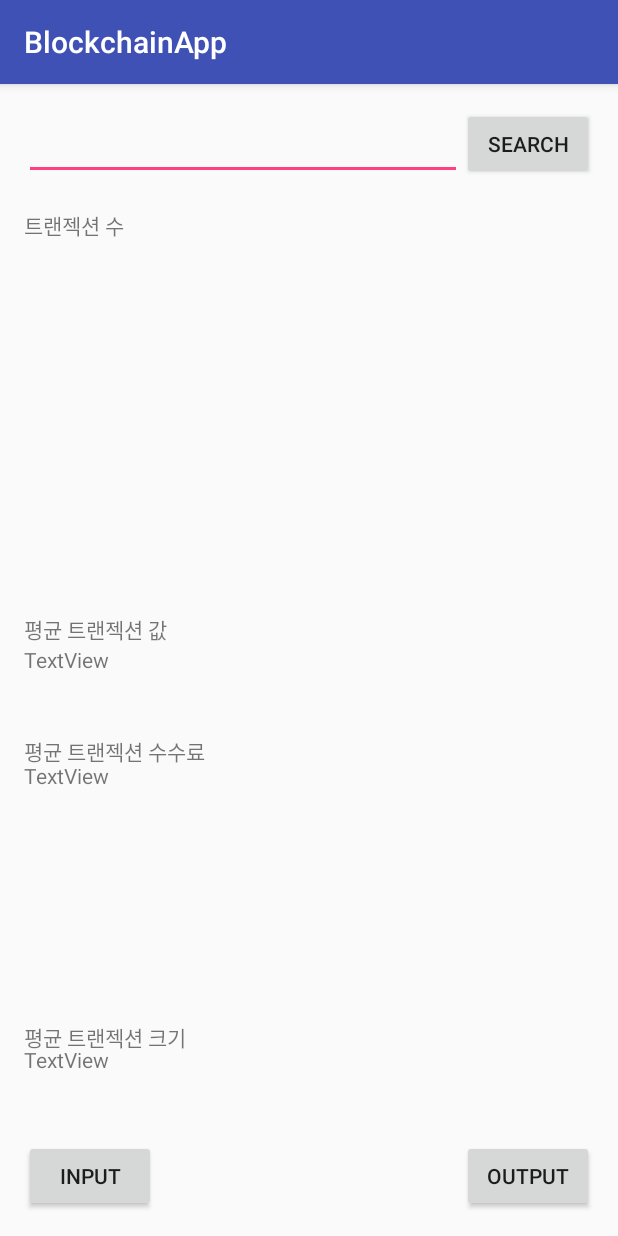
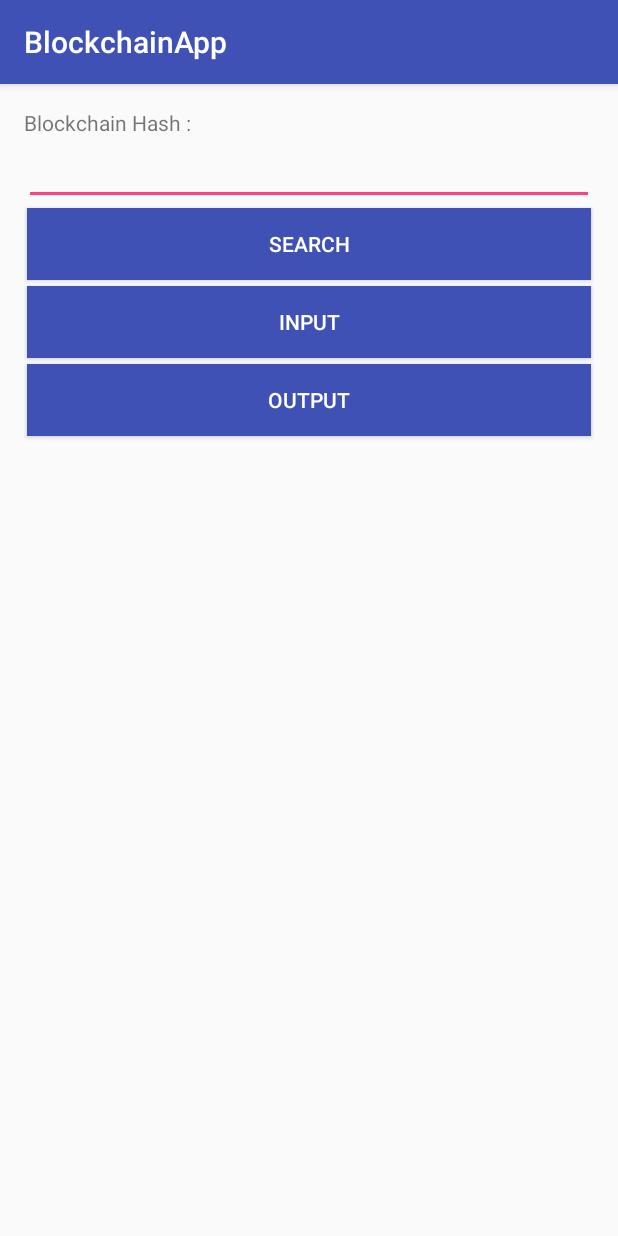
Before and after one commit to Jees7/IO-Homework, an Android app: the screen it shows after launch (MainActivity), on a phone screen of 412 x 824 dp. Run offline under Robolectric (Android 15) with nearby library versions, the phone set to English and light mode, and no system bars; our stand-ins replace Volley.

Commit message:
Change layout design for activity_main.xml

```diff
--- a/app/src/main/java/com/io/jees/blockchainapp/MainActivity.java
+++ b/app/src/main/java/com/io/jees/blockchainapp/MainActivity.java
@@ -24,14 +24,17 @@ import java.util.List;
 public class MainActivity extends AppCompatActivity {
     public static final String TAG = "MainActivity";
 
-    public  static final String urlSingleBlock = "https://blockchain.info/ko/rawblock/";                        // https://blockchain.info/ko/rawblock/$block_hash
-    public  static final String urlSingleTransaction = "https://blockchain.info/ko/rawtx/";                     // https://blockchain.info/ko/rawtx/$tx_hash
+    public static final String urlSingleBlock = "https://blockchain.info/ko/rawblock/";                        // https://blockchain.info/ko/rawblock/$block_hash
+    public static final String urlSingleTransaction = "https://blockchain.info/ko/rawtx/";                     // https://blockchain.info/ko/rawtx/$tx_hash
+
+    private static final int NONE = 0;
+    private static final int INPUT = 1;
+    private static final int OUTPUT = 2;
 
     Button.OnClickListener mClickListenerSearch = new View.OnClickListener() {
         @Override
         public void onClick(View v) {
-
-            // get string of hash
+            // Get string of hash
             EditText hashText = (EditText) findViewById(R.id.et_hash);
             String hash = hashText.getText().toString();
 
--- a/app/src/main/res/layout/activity_main.xml
+++ b/app/src/main/res/layout/activity_main.xml
@@ -1,135 +1,52 @@
 <?xml version="1.0" encoding="utf-8"?>
-<RelativeLayout xmlns:android="http://schemas.android.com/apk/res/android"
+<LinearLayout xmlns:android="http://schemas.android.com/apk/res/android"
     xmlns:tools="http://schemas.android.com/tools"
     android:id="@+id/activity_main"
     android:layout_width="match_parent"
     android:layout_height="match_parent"
+    android:orientation="vertical"
     android:paddingBottom="@dimen/activity_vertical_margin"
     android:paddingLeft="@dimen/activity_horizontal_margin"
     android:paddingRight="@dimen/activity_horizontal_margin"
     android:paddingTop="@dimen/activity_vertical_margin"
     tools:context="com.io.jees.blockchainapp.MainActivity">
 
+    <TextView
+        android:layout_width="wrap_content"
+        android:layout_height="wrap_content"
+        android:text="@string/blockchain_hash" />
+
     <EditText
         android:id="@+id/et_hash"
-        android:layout_width="wrap_content"
+        android:layout_width="match_parent"
         android:layout_height="wrap_content"
-        android:layout_alignBottom="@+id/btn_search"
-        android:layout_alignParentLeft="true"
-        android:layout_alignParentStart="true"
-        android:layout_alignParentTop="true"
-        android:layout_toLeftOf="@+id/btn_search"
-        android:layout_toStartOf="@+id/btn_search"
         android:inputType="text"
         android:text="" />
 
     <Button
         android:id="@+id/btn_search"
-        android:layout_width="wrap_content"
-        android:layout_height="wrap_content"
-        android:layout_alignParentEnd="true"
-        android:layout_alignParentRight="true"
-        android:layout_alignParentTop="true"
-        android:text="@string/search" />
-
-
-    <TextView
-        android:id="@+id/static_tv_ntx"
-        android:layout_width="wrap_content"
-        android:layout_height="wrap_content"
-        android:layout_alignParentLeft="true"
-        android:layout_alignParentStart="true"
-        android:layout_below="@+id/et_hash"
-        android:layout_marginTop="19dp"
-        android:text="트랜젝션 수" />
-
-    <TextView
-        android:id="@+id/tv_ntx"
         android:layout_width="match_parent"
         android:layout_height="wrap_content"
-        android:layout_alignParentLeft="true"
-        android:layout_alignParentStart="true"
-        android:layout_below="@+id/static_tv_ntx"
-        android:text="" />
-
-    <TextView
-        android:id="@+id/avg_tx_fee"
-        android:layout_width="match_parent"
-        android:layout_height="wrap_content"
-        android:layout_alignParentEnd="true"
-        android:layout_alignParentLeft="true"
-        android:layout_alignParentRight="true"
-        android:layout_alignParentStart="true"
-        android:layout_centerVertical="true"
-        android:text="TextView" />
-
-    <TextView
-        android:id="@+id/static_tv_avg_value"
-        android:layout_width="wrap_content"
-        android:layout_height="wrap_content"
-        android:layout_above="@+id/avg_tx_fee"
-        android:layout_alignParentLeft="true"
-        android:layout_alignParentStart="true"
-        android:text="평균 트랜젝션 값" />
-
-    <TextView
-        android:id="@+id/static_tv_avg_size"
-        android:layout_width="wrap_content"
-        android:layout_height="wrap_content"
-        android:layout_alignBottom="@+id/tv_avg_tx_value"
-        android:layout_alignParentLeft="true"
-        android:layout_alignParentStart="true"
-        android:layout_marginBottom="14dp"
-        android:text="평균 트랜젝션 크기" />
-
-    <TextView
-        android:id="@+id/static_tv_avg_fee"
-        android:layout_width="wrap_content"
-        android:layout_height="wrap_content"
-        android:layout_alignBottom="@+id/tv_avg_size"
-        android:layout_alignParentLeft="true"
-        android:layout_alignParentStart="true"
-        android:layout_marginBottom="15dp"
-        android:text="평균 트랜젝션 수수료" />
+        android:layout_margin="2dp"
+        android:background="@color/colorPrimary"
+        android:text="@string/search"
+        android:textColor="@android:color/background_light" />
 
     <Button
         android:id="@+id/btn_input"
-        android:layout_width="wrap_content"
+        android:layout_width="match_parent"
         android:layout_height="wrap_content"
-        android:layout_alignParentBottom="true"
-        android:layout_alignParentLeft="true"
-        android:layout_alignParentStart="true"
-        android:text="Input" />
+        android:layout_margin="2dp"
+        android:background="@color/colorPrimary"
+        android:text="@string/input"
+        android:textColor="@android:color/background_light" />
 
     <Button
         android:id="@+id/btn_output"
-        android:layout_width="wrap_content"
-        android:layout_height="wrap_content"
-        android:layout_alignParentBottom="true"
-        android:layout_alignParentEnd="true"
-        android:layout_alignParentRight="true"
-        android:text="OUTPUT" />
-
-
-    <TextView
-        android:id="@+id/tv_avg_size"
         android:layout_width="match_parent"
         android:layout_height="wrap_content"
-        android:layout_alignParentLeft="true"
-        android:layout_alignParentStart="true"
-        android:layout_below="@+id/avg_tx_fee"
-        android:layout_marginTop="58dp"
-        android:text="TextView" />
-
-    <TextView
-        android:id="@+id/tv_avg_tx_value"
-        android:layout_width="match_parent"
-        android:layout_height="wrap_content"
-        android:layout_above="@+id/btn_input"
-        android:layout_alignParentLeft="true"
-        android:layout_alignParentStart="true"
-        android:layout_marginBottom="44dp"
-        android:text="TextView" />
-
-
-</RelativeLayout>
+        android:layout_margin="2dp"
+        android:background="@color/colorPrimary"
+        android:text="@string/output"
+        android:textColor="@android:color/background_light" />
+</LinearLayout>
--- a/app/src/main/res/values/strings.xml
+++ b/app/src/main/res/values/strings.xml
@@ -1,4 +1,7 @@
 <resources>
     <string name="app_name">BlockchainApp</string>
     <string name="search">search</string>
+    <string name="input">Input</string>
+    <string name="output">OUTPUT</string>
+    <string name="blockchain_hash">Blockchain Hash :</string>
 </resources>
```
